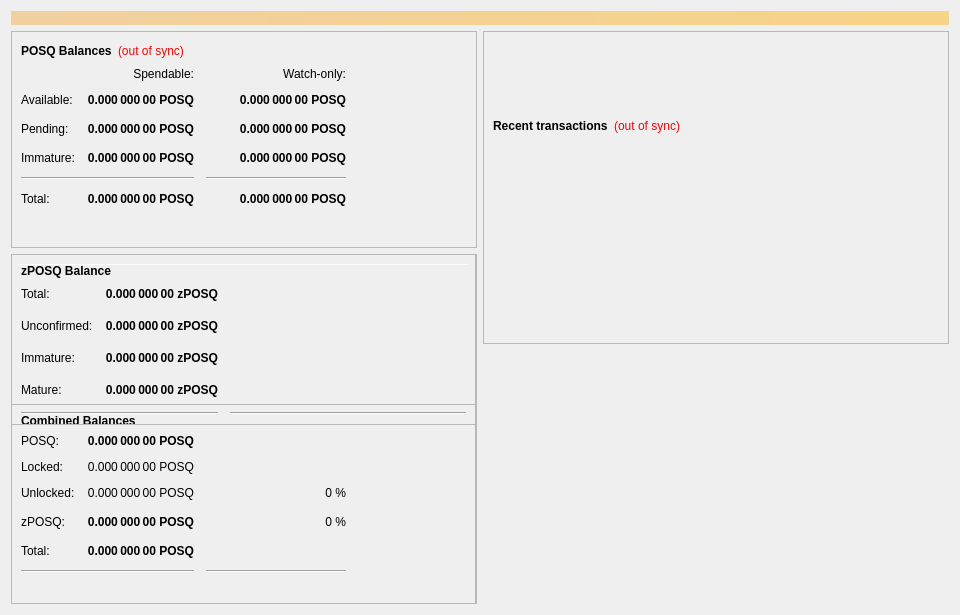
Before: the Qt Designer form src/qt/forms/overviewpage.ui in poseidondev/posq, drawn with Qt 5.
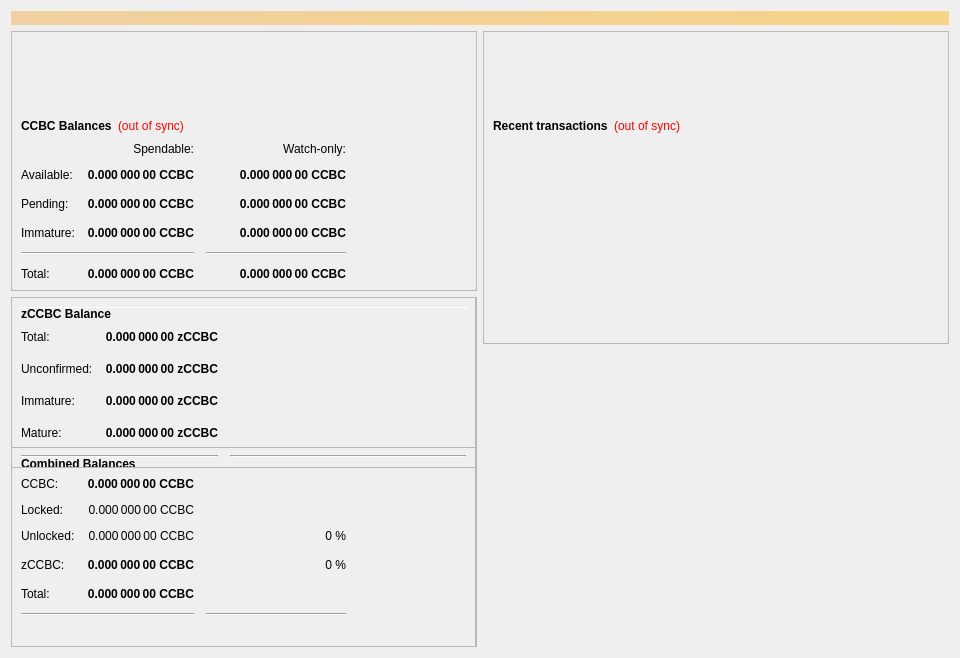
After: the same form once the commit is applied.

```diff
--- a/src/qt/forms/overviewpage.ui
+++ b/src/qt/forms/overviewpage.ui
@@ -19,8 +19,8 @@
   <property name="windowTitle">
    <string>Form</string>
   </property>
-  <layout class="QVBoxLayout" name="topLayout">
-   <item>
+  <layout class="QGridLayout" name="gridLayout_2">
+   <item row="0" column="0">
     <widget class="QLabel" name="labelAlerts">
      <property name="visible">
       <bool>false</bool>
@@ -36,7 +36,7 @@
      </property>
     </widget>
    </item>
-   <item>
+   <item row="1" column="0">
     <layout class="QHBoxLayout" name="horizontalLayout" stretch="1,1">
      <item>
       <layout class="QVBoxLayout" name="verticalLayout_2">
@@ -49,6 +49,22 @@
           <enum>QFrame::Raised</enum>
          </property>
          <layout class="QVBoxLayout" name="verticalLayout_4">
+          <item>
+           <spacer name="verticalSpacer_4">
+            <property name="orientation">
+             <enum>Qt::Vertical</enum>
+            </property>
+            <property name="sizeType">
+             <enum>QSizePolicy::Fixed</enum>
+            </property>
+            <property name="sizeHint" stdset="0">
+             <size>
+              <width>20</width>
+              <height>75</height>
+             </size>
+            </property>
+           </spacer>
+          </item>
           <item>
            <layout class="QHBoxLayout" name="horizontalLayout_4">
             <item>
@@ -60,7 +76,7 @@
                </font>
               </property>
               <property name="text">
-               <string>POSQ Balances</string>
+               <string>CCBC Balances</string>
               </property>
              </widget>
             </item>
@@ -118,7 +134,7 @@
                <string>Unconfirmed transactions to watch-only addresses</string>
               </property>
               <property name="text">
-               <string notr="true">0.000 000 00 POSQ</string>
+               <string notr="true">0.000 000 00 CCBC</string>
               </property>
               <property name="alignment">
                <set>Qt::AlignRight|Qt::AlignTrailing|Qt::AlignVCenter</set>
@@ -143,7 +159,7 @@
                <string>Total of transactions that have yet to be confirmed, and do not yet count toward the spendable balance</string>
               </property>
               <property name="text">
-               <string notr="true">0.000 000 00 POSQ</string>
+               <string notr="true">0.000 000 00 CCBC</string>
               </property>
               <property name="alignment">
                <set>Qt::AlignRight|Qt::AlignTrailing|Qt::AlignVCenter</set>
@@ -168,7 +184,7 @@
                <string>Staked or masternode rewards in watch-only addresses that has not yet matured</string>
               </property>
               <property name="text">
-               <string notr="true">0.000 000 00 POSQ</string>
+               <string notr="true">0.000 000 00 CCBC</string>
               </property>
               <property name="alignment">
                <set>Qt::AlignRight|Qt::AlignTrailing|Qt::AlignVCenter</set>
@@ -226,7 +242,7 @@
                <string>Staked or masternode rewards that has not yet matured</string>
               </property>
               <property name="text">
-               <string notr="true">0.000 000 00 POSQ</string>
+               <string notr="true">0.000 000 00 CCBC</string>
               </property>
               <property name="alignment">
                <set>Qt::AlignRight|Qt::AlignTrailing|Qt::AlignVCenter</set>
@@ -271,7 +287,7 @@
                <string>Your current total balance</string>
               </property>
               <property name="text">
-               <string notr="true">0.000 000 00 POSQ</string>
+               <string notr="true">0.000 000 00 CCBC</string>
               </property>
               <property name="alignment">
                <set>Qt::AlignRight|Qt::AlignTrailing|Qt::AlignVCenter</set>
@@ -296,7 +312,7 @@
                <string>Current total balance in watch-only addresses</string>
               </property>
               <property name="text">
-               <string notr="true">0.000 000 00 POSQ</string>
+               <string notr="true">0.000 000 00 CCBC</string>
               </property>
               <property name="alignment">
                <set>Qt::AlignRight|Qt::AlignTrailing|Qt::AlignVCenter</set>
@@ -338,7 +354,7 @@
                <string>Your current spendable balance</string>
               </property>
               <property name="text">
-               <string notr="true">0.000 000 00 POSQ</string>
+               <string notr="true">0.000 000 00 CCBC</string>
               </property>
               <property name="alignment">
                <set>Qt::AlignRight|Qt::AlignTrailing|Qt::AlignVCenter</set>
@@ -363,7 +379,7 @@
                <string>Your current balance in watch-only addresses</string>
               </property>
               <property name="text">
-               <string notr="true">0.000 000 00 POSQ</string>
+               <string notr="true">0.000 000 00 CCBC</string>
               </property>
               <property name="alignment">
                <set>Qt::AlignRight|Qt::AlignTrailing|Qt::AlignVCenter</set>
@@ -392,19 +408,6 @@
             </item>
            </layout>
           </item>
-          <item>
-           <spacer name="verticalSpacer_4">
-            <property name="orientation">
-             <enum>Qt::Vertical</enum>
-            </property>
-            <property name="sizeHint" stdset="0">
-             <size>
-              <width>20</width>
-              <height>40</height>
-             </size>
-            </property>
-           </spacer>
-          </item>
          </layout>
         </widget>
        </item>
@@ -963,7 +966,7 @@
                 <string>Total of transactions that have yet to be confirmed, and do not yet count toward the spendable balance</string>
                </property>
                <property name="text">
-                <string notr="true">0.000 000 00 POSQ</string>
+                <string notr="true">0.000 000 00 CCBC</string>
                </property>
                <property name="alignment">
                 <set>Qt::AlignRight|Qt::AlignTrailing|Qt::AlignVCenter</set>
@@ -988,7 +991,7 @@
                 <string>Total Balance, including unconfirmed and immature coins.</string>
                </property>
                <property name="text">
-                <string notr="true">0.000 000 00 POSQ</string>
+                <string notr="true">0.000 000 00 CCBC</string>
                </property>
                <property name="alignment">
                 <set>Qt::AlignRight|Qt::AlignTrailing|Qt::AlignVCenter</set>
@@ -1021,7 +1024,7 @@
              <item row="1" column="0">
               <widget class="QLabel" name="labelBalanceTextz">
                <property name="text">
-                <string>POSQ:</string>
+                <string>CCBC:</string>
                </property>
               </widget>
              </item>
@@ -1040,7 +1043,7 @@
                 <string>Your current spendable balance</string>
                </property>
                <property name="text">
-                <string notr="true">0.000 000 00 POSQ</string>
+                <string notr="true">0.000 000 00 CCBC</string>
                </property>
                <property name="alignment">
                 <set>Qt::AlignRight|Qt::AlignTrailing|Qt::AlignVCenter</set>
@@ -1056,7 +1059,7 @@
                 <string/>
                </property>
                <property name="text">
-                <string>zPOSQ:</string>
+                <string>zCCBC:</string>
                </property>
               </widget>
              </item>
@@ -1090,7 +1093,7 @@
                 <string>Locked POSQ or Masternode collaterals. These are excluded from zPOSQ minting.</string>
                </property>
                <property name="text">
-                <string>0.000 000 00 POSQ</string>
+                <string>0.000 000 00 CCBC</string>
                </property>
                <property name="alignment">
                 <set>Qt::AlignRight|Qt::AlignTrailing|Qt::AlignVCenter</set>
@@ -1123,7 +1126,7 @@
                 <string>Unlocked POSQs. These can be used for zPOSQ minting.</string>
                </property>
                <property name="text">
-                <string>0.000 000 00 POSQ</string>
+                <string>0.000 000 00 CCBC</string>
                </property>
                <property name="alignment">
                 <set>Qt::AlignRight|Qt::AlignTrailing|Qt::AlignVCenter</set>
@@ -1190,7 +1193,7 @@
                 </font>
                </property>
                <property name="text">
-                <string>zPOSQ Balance</string>
+                <string>zCCBC Balance</string>
                </property>
               </widget>
              </item>
@@ -1234,7 +1237,7 @@
                 <string>All available zPOSQ, unconfirmed and immature zPOSQ included.</string>
                </property>
                <property name="text">
-                <string notr="true">0.000 000 00 zPOSQ</string>
+                <string notr="true">0.000 000 00 zCCBC</string>
                </property>
                <property name="alignment">
                 <set>Qt::AlignRight|Qt::AlignTrailing|Qt::AlignVCenter</set>
@@ -1312,7 +1315,7 @@
 These zPOSQ are spendable.</string>
                </property>
                <property name="text">
-                <string>0.000 000 00 zPOSQ</string>
+                <string>0.000 000 00 zCCBC</string>
                </property>
                <property name="alignment">
                 <set>Qt::AlignRight|Qt::AlignTrailing|Qt::AlignVCenter</set>
@@ -1343,7 +1346,7 @@
 Immature: confirmed, but less than 1 mints of the same denomination after it was minted</string>
                </property>
                <property name="text">
-                <string>0.000 000 00 zPOSQ</string>
+                <string>0.000 000 00 zCCBC</string>
                </property>
                <property name="alignment">
                 <set>Qt::AlignRight|Qt::AlignTrailing|Qt::AlignVCenter</set>
@@ -1387,7 +1390,7 @@
 Immature: confirmed, but less than 1 mints of the same denomination after it was minted</string>
                </property>
                <property name="text">
-                <string>0.000 000 00 zPOSQ</string>
+                <string>0.000 000 00 zCCBC</string>
                </property>
                <property name="alignment">
                 <set>Qt::AlignRight|Qt::AlignTrailing|Qt::AlignVCenter</set>
```
Left out of the diff: 64 changed lines with no effect on the pictures.
